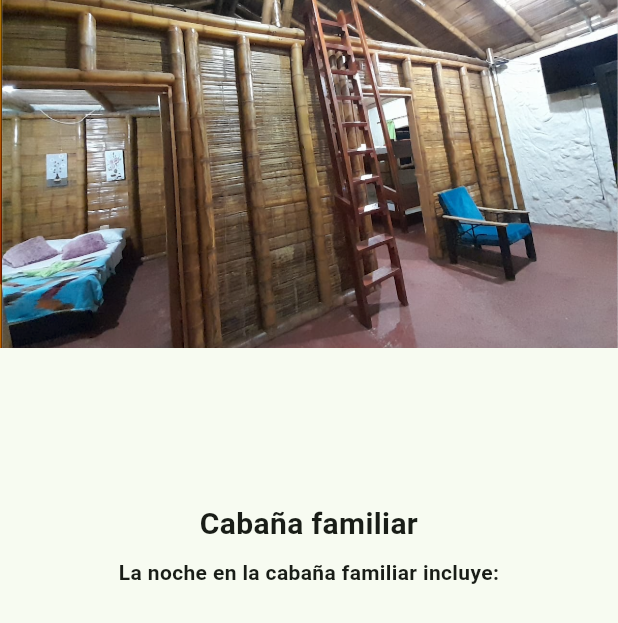
After one commit to Lorena2387/tacuara_app, a Flutter app: the CabanaFamiliarView screen opened directly, on a phone screen of 412 x 824 dp. The commit adds this screen. Shown: the top 623 px of the screen. Run offline on Flutter 3.47's test engine with Material 2 defaults, Android fonts, the phone set to English and light mode, and no system bars; drawn by our look-alikes of carousel_slider; our stand-ins replace firebase_core; accounts and stored records are empty.

Commit message:
pantalla cabaña familiar

```diff
--- /dev/null
+++ b/tacuara_app/lib/modules/dashboard_module/views/cabana_familiar_view.dart
@@ -0,0 +1,82 @@
+import 'package:flutter/material.dart';
+import 'package:carousel_slider/carousel_slider.dart';
+import '../../../utils/images.dart';
+
+class CabanaFamiliarView extends StatefulWidget {
+  const CabanaFamiliarView({super.key});
+
+  @override
+  State<CabanaFamiliarView> createState() => _CabanaFamiliarViewState();
+}
+
+class _CabanaFamiliarViewState extends State<CabanaFamiliarView> {
+  List<String> images = [
+    Images.cabanafam1,
+    Images.cabanafam2,
+    Images.cabanafam3,
+    Images.cabanafam4,
+  ];
+  @override
+  Widget build(BuildContext context) {
+    Size size = MediaQuery.of(context).size;
+    return Scaffold(
+      body: ListView(
+        padding: EdgeInsets.only(
+          bottom: size.height * 0.05,
+        ),
+        physics: const RangeMaintainingScrollPhysics(),
+        children: [
+          SizedBox(
+            width: size.width,
+            child: AspectRatio(
+              aspectRatio: 16 / 13,
+              child: Stack(
+                alignment: AlignmentDirectional.topCenter,
+                children: [
+                  CarouselSlider(
+                    items: images
+                        .map(
+                          (image) => AspectRatio(
+                            aspectRatio: 16 / 9,
+                            child: Image.asset(
+                              image,
+                              fit: BoxFit.fitWidth,
+                            ),
+                          ),
+                        )
+                        .toList(),
+                    options: CarouselOptions(
+                      autoPlay: true,
+                      autoPlayCurve: Curves.linear,
+                      viewportFraction: 1.0,
+                      enlargeStrategy: CenterPageEnlargeStrategy.zoom,
+                    ),
+                  ),
+                ],
+              ),
+            ),
+          ),
+          const Text(
+            'Cabaña familiar',
+            textAlign: TextAlign.center,
+            style: TextStyle(
+              fontSize: 20,
+              fontWeight: FontWeight.w600,
+            ),
+          ),
+          SizedBox(
+            height: size.height * 0.01,
+          ),
+          const Text(
+            'La noche en la cabaña familiar incluye:',
+            textAlign: TextAlign.center,
+            style: TextStyle(
+              fontSize: 14,
+              fontWeight: FontWeight.w600,
+            ),
+          )
+        ],
+      ),
+    );
+  }
+}
--- a/tacuara_app/lib/modules/dashboard_module/views/dashboard_view.dart
+++ b/tacuara_app/lib/modules/dashboard_module/views/dashboard_view.dart
@@ -1,5 +1,6 @@
 import 'package:carousel_slider/carousel_slider.dart';
 import 'package:flutter/material.dart';
+import 'package:tacuara_app/modules/dashboard_module/views/cabana_familiar_view.dart';
 
 import 'package:tacuara_app/modules/dashboard_module/widgets/other_services_card_widget.dart';
 import 'package:tacuara_app/utils/app_themes.dart';
@@ -210,11 +211,11 @@ class _DashboardViewState extends State<DashboardView> {
                             borderRadius: BorderRadius.circular(16),
                             child: GestureDetector(
                               onTap: () {
-                                // Navigator.push(
-                                //     context,
-                                //     MaterialPageRoute(
-                                //         builder: (context) =>
-                                //             const CabanaFamiliar()));
+                                Navigator.push(
+                                    context,
+                                    MaterialPageRoute(
+                                        builder: (context) =>
+                                            const CabanaFamiliarView()));
                               },
                               child: Image(
                                 width: size.width * 0.41,
@@ -251,11 +252,11 @@ class _DashboardViewState extends State<DashboardView> {
                             borderRadius: BorderRadius.circular(16),
                             child: GestureDetector(
                               onTap: () {
-                                // Navigator.push(
-                                //     context,
-                                //     MaterialPageRoute(
-                                //         builder: (context) =>
-                                //             const CabanaParejas()));
+                                //  Navigator.push(
+                                //      context,
+                                //      MaterialPageRoute(
+                                //          builder: (context) =>
+                                //              const CabanaParejas()));
                               },
                               child: Image(
                                 width: size.width * 0.41,
--- a/tacuara_app/lib/utils/images.dart
+++ b/tacuara_app/lib/utils/images.dart
@@ -10,4 +10,8 @@ class Images {
   static const String restaurante = 'assets/images/restaurante.png';
   static const String pasadia = 'assets/images/pasadia.png';
   static const String eventos = 'assets/images/eventos.png';
+  static const String cabanafam1 = 'assets/images/cabanafam1.png';
+  static const String cabanafam2 = 'assets/images/cabanafam2.png';
+  static const String cabanafam3 = 'assets/images/cabanafam3.png';
+  static const String cabanafam4 = 'assets/images/cabanafam4.png';
 }
```
Also changed, not shown: tacuara_app/assets/images/cabanafam1.png (added), tacuara_app/assets/images/cabanafam2.png (added), tacuara_app/assets/images/cabanafam3.png (added), tacuara_app/assets/images/cabanafam4.png (added).
